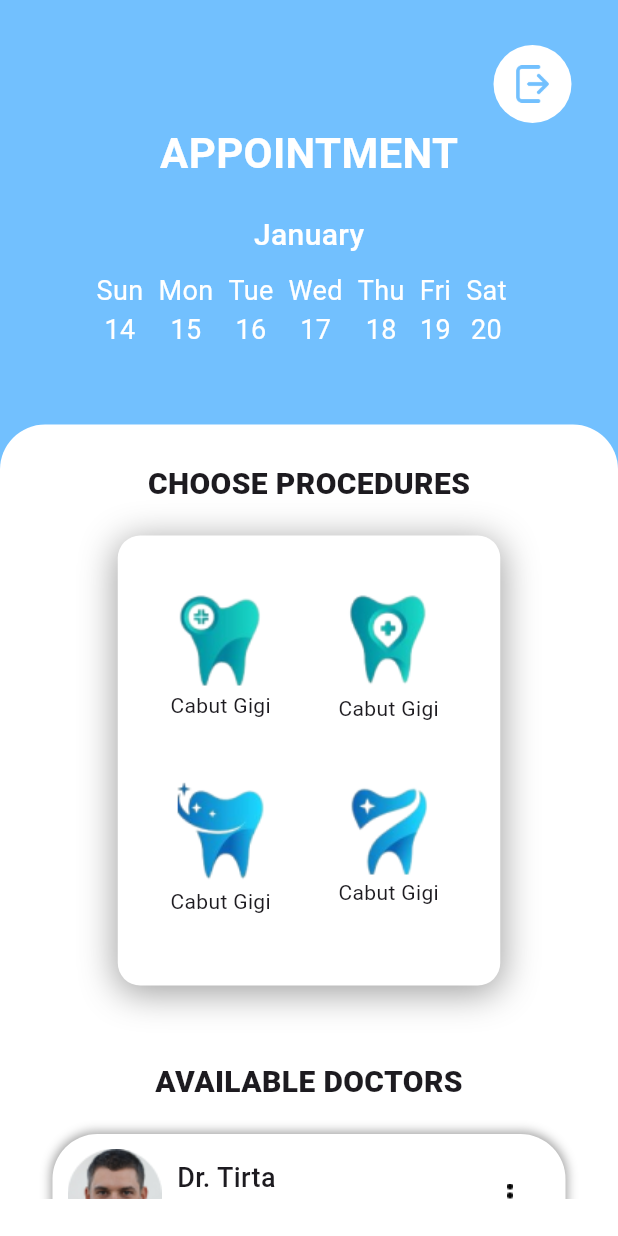
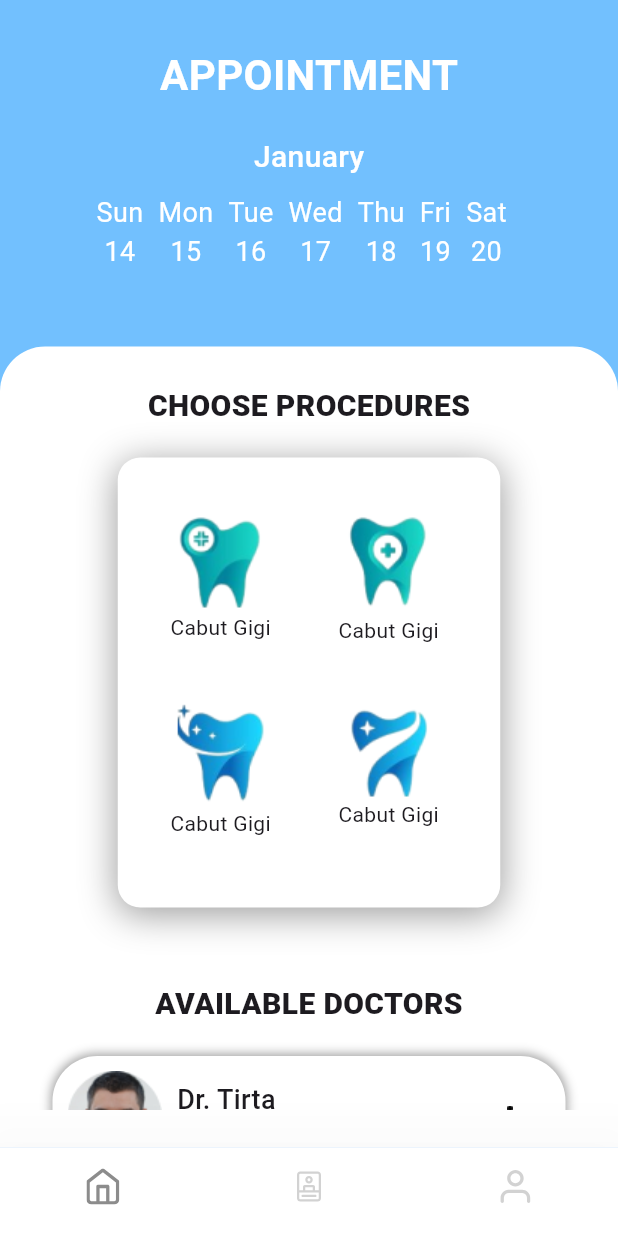
Before and after one commit to Fiskaa-03/dentist-mobile-app, a Flutter app: the screen it shows once a user with an empty profile is signed in, on a phone screen of 412 x 824 dp. Run offline on Flutter 3.47's test engine with Material 3 defaults, Android fonts, the phone set to English and light mode, and no system bars; our stand-ins replace camera, cloud_firestore, firebase_auth, firebase_core, flutter_svg, geolocator; accounts and stored records are empty.

Commit message:
Continue the project. Add bottom navbar and patient feature (CRD), add location and camera feature

```diff
--- a/lib/authentication_gate.dart
+++ b/lib/authentication_gate.dart
@@ -1,6 +1,6 @@
+import 'package:dentist_app/pages/bottom_navbar.dart';
 import 'package:firebase_auth/firebase_auth.dart';
 import 'package:flutter/material.dart';
-import 'package:dentist_app/pages/home.dart';
 import 'package:dentist_app/pages/welcome.dart';
 import 'package:dentist_app/services/authentication.dart';
 
@@ -16,7 +16,9 @@ class AuthenticationGate extends StatelessWidget {
         stream: _authenticationService.userStream,
         builder: ((context, snapshot) {
           if (snapshot.hasData) {
-            return Home(userUid: snapshot.data!.uid);
+            print("🤣🤣🤣");
+            print(snapshot);
+            return BottomNavbar(userUid: snapshot.data!.uid);
           } else {
             return const Welcome();
           }
--- a/lib/main.dart
+++ b/lib/main.dart
@@ -1,3 +1,4 @@
+import 'package:camera/camera.dart';
 import 'package:dentist_app/authentication_gate.dart';
 import 'package:flutter/material.dart';
 import 'package:firebase_core/firebase_core.dart';
@@ -8,6 +9,8 @@ void main() async {
   await Firebase.initializeApp(
     options: DefaultFirebaseOptions.currentPlatform,
   );
+  final cameras = await availableCameras();
+  final firstCamera = cameras.first;
   runApp(const App());
 }
 
--- /dev/null
+++ b/lib/pages/bottom_navbar.dart
@@ -0,0 +1,142 @@
+import 'package:dentist_app/pages/home.dart';
+import 'package:dentist_app/pages/patients.dart';
+import 'package:dentist_app/pages/profile.dart';
+import 'package:flutter/material.dart';
+import 'package:dentist_app/models/user.dart';
+import 'package:dentist_app/services/authentication.dart';
+import 'package:flutter_svg/svg.dart';
+
+class BottomNavbar extends StatefulWidget {
+  const BottomNavbar({super.key, required this.userUid});
+  final String userUid;
+
+  @override
+  State<BottomNavbar> createState() => _BottomNavbarState();
+}
+
+class _BottomNavbarState extends State<BottomNavbar> {
+  final AuthenticationService _authenticationService = AuthenticationService();
+  UserModel? _user;
+  late List<Widget> _widgetOptions;
+
+  int widgetIndex = 0;
+
+  void setWidgetIndex(int widgetIndex) {
+    setState(() {
+      this.widgetIndex = widgetIndex;
+    });
+  }
+
+  @override
+  void initState() {
+    super.initState();
+    _fetchUser();
+    _widgetOptions = [
+      const Center(child: CircularProgressIndicator()),
+      const Center(child: Patients()),
+      const Profile()
+    ];
+  }
+
+  _fetchUser() async {
+    final user = await _authenticationService.getUser(widget.userUid);
+    setState(() {
+      _user = user;
+      _widgetOptions[0] = Home(user: _user);
+    });
+  }
+
+  @override
+  Widget build(BuildContext context) {
+    return Scaffold(
+      bottomNavigationBar: Navbar(
+        widgetIndex: widgetIndex,
+        setWidgetIndex: setWidgetIndex,
+      ),
+      body: _widgetOptions[widgetIndex],
+    );
+  }
+}
+
+class Navbar extends StatelessWidget {
+  final int widgetIndex;
+  final dynamic setWidgetIndex;
+
+  const Navbar({
+    super.key,
+    required this.widgetIndex,
+    required this.setWidgetIndex,
+  });
+
+  @override
+  Widget build(BuildContext context) {
+    const Color navColor = Color.fromRGBO(210, 210, 210, 1.0);
+    const Color activeNavColor = Color.fromRGBO(140, 140, 140, 1.0);
+
+    return BottomNavigationBar(
+      type: BottomNavigationBarType.fixed,
+      backgroundColor: Colors.white,
+      elevation: 50,
+      showSelectedLabels: false,
+      showUnselectedLabels: false,
+      currentIndex: widgetIndex,
+      items: [
+        BottomNavigationBarItem(
+          tooltip: 'Home',
+          icon: SvgPicture.asset(
+            'assets/icons/home.svg',
+            colorFilter: const ColorFilter.mode(
+              navColor,
+              BlendMode.srcIn,
+            ),
+          ),
+          activeIcon: SvgPicture.asset(
+            'assets/icons/home.svg',
+            colorFilter: const ColorFilter.mode(
+              activeNavColor,
+              BlendMode.srcIn,
+            ),
+          ),
+          label: '',
+        ),
+        BottomNavigationBarItem(
+          tooltip: 'Patients',
+          icon: SvgPicture.asset(
+            'assets/icons/patients.svg',
+            colorFilter: const ColorFilter.mode(
+              navColor,
+              BlendMode.srcIn,
+            ),
+          ),
+          activeIcon: SvgPicture.asset(
+            'assets/icons/patients.svg',
+            colorFilter: const ColorFilter.mode(
+              activeNavColor,
+              BlendMode.srcIn,
+            ),
+          ),
+          label: '',
+        ),
+        BottomNavigationBarItem(
+          tooltip: 'Profile',
+          icon: SvgPicture.asset(
+            'assets/icons/profile.svg',
+            colorFilter: const ColorFilter.mode(
+              navColor,
+              BlendMode.srcIn,
+            ),
+          ),
+          activeIcon: SvgPicture.asset(
+            'assets/icons/profile.svg',
+            colorFilter: const ColorFilter.mode(
+              activeNavColor,
+              BlendMode.srcIn,
+            ),
+          ),
+          label: '',
+        ),
+      ],
+      onTap: (widgetIndex) => setWidgetIndex(widgetIndex),
+    );
+  }
+}
--- a/lib/pages/home.dart
+++ b/lib/pages/home.dart
@@ -1,10 +1,11 @@
+import 'package:flutter/material.dart';
 import 'package:dentist_app/models/user.dart';
 import 'package:dentist_app/services/authentication.dart';
-import 'package:flutter/material.dart';
 
 class Home extends StatefulWidget {
-  const Home({super.key, required this.userUid});
-  final String userUid;
+  const Home({super.key, required this.user});
+
+  final UserModel? user;
 
   @override
   State<Home> createState() => _HomeState();
@@ -12,20 +13,6 @@ class Home extends StatefulWidget {
 
 class _HomeState extends State<Home> {
   final AuthenticationService _authenticationService = AuthenticationService();
-  UserModel? _user;
-
-  @override
-  void initState() {
-    super.initState();
-    _fetchUser();
-  }
-
-  _fetchUser() async {
-    final user = await _authenticationService.getUser(widget.userUid);
-    setState(() {
-      _user = user;
-    });
-  }
 
   @override
   Widget build(BuildContext context) {
@@ -36,30 +23,6 @@ class _HomeState extends State<Home> {
           mainAxisAlignment: MainAxisAlignment.center,
           children: [
             const SizedBox(height: 30),
-            SizedBox(
-              width: 350,
-              child: Row(
-                mainAxisAlignment: MainAxisAlignment.end,
-                children: [
-                  Container(
-                    padding: const EdgeInsets.all(2.0),
-                    decoration: const BoxDecoration(
-                      color: Colors.white,
-                      borderRadius: BorderRadius.all(Radius.circular(50)),
-                    ),
-                    child: IconButton(
-                      onPressed: () {
-                        _authenticationService.signOut();
-                      },
-                      icon: Image.asset(
-                        "assets/icons/logout.png",
-                        width: 25,
-                      ),
-                    ),
-                  ),
-                ],
-              ),
-            ),
             const Text(
               "APPOINTMENT",
               style: TextStyle(
--- a/pubspec.yaml
+++ b/pubspec.yaml
@@ -38,6 +38,11 @@ dependencies:
   firebase_core: ^2.24.2
   firebase_auth: ^4.16.0
   cloud_firestore: ^4.14.0
+  camera: ^0.10.5+9
+  path_provider: ^2.1.3
+  path: ^1.8.3
+  location: ^5.0.0
+  geolocator: ^11.1.0
 
 dev_dependencies:
   flutter_test:
@@ -62,6 +67,7 @@ flutter:
 
   # To add assets to your application, add an assets section, like this:
   assets:
+    - assets/
     - assets/images/
     - assets/icons/
   #   - images/a_dot_ham.jpeg
```
Also changed, not shown: lib/pages/patients.dart (added, +136 -0 lines), lib/pages/profile.dart (added, +41 -0 lines), lib/services/firestore.dart (added, +22 -0 lines), lib/widgets/camera_page.dart (added, +126 -0 lines), lib/widgets/regis_patient_form.dart (added, +171 -0 lines), assets/icons/home.svg (added), assets/icons/patients.svg (added), assets/icons/profile.svg (added), pubspec.lock, 6 other files.
